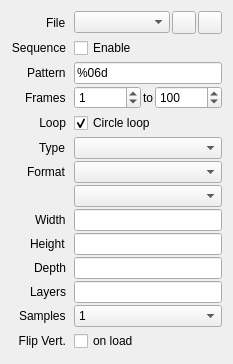
This is src/session/TextureProperties.ui in houmain/gpupad as Qt 5 draws it before an edit. The edited form follows.
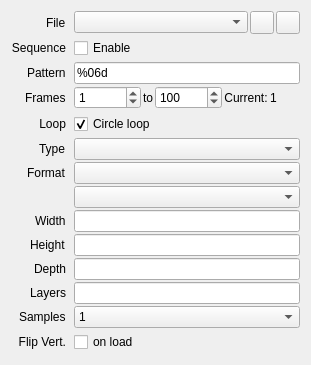
This is the edited form. Icons and pictures are not drawn. Custom widgets are drawn as their Qt base class.

Commit message:
Refactor sequence frame handling and UI updates
Moved sequence frame advancement logic from TextureBase to SynchronizeLogic, ensuring frame state is managed centrally. Updated render sessions to rebuild command queues on manual and steady evaluations. Enhanced TextureProperties UI to display and update the current frame, with new label and live updates on evaluation or model changes. Removed frame advancement from TextureBase::updateSequenceFrame, making it a no-op for compatibility.

Patch:
```diff
--- a/src/session/TextureProperties.ui
+++ b/src/session/TextureProperties.ui
@@ -183,6 +183,32 @@
           </property>
          </widget>
         </item>
+        <item>
+         <widget class="QLabel" name="labelCurrentFrame">
+          <property name="text">
+           <string>Current:</string>
+          </property>
+          <property name="alignment">
+           <set>Qt::AlignmentFlag::AlignCenter</set>
+          </property>
+         </widget>
+        </item>
+        <item>
+         <widget class="QLabel" name="currentFrameLabel">
+          <property name="minimumSize">
+           <size>
+            <width>30</width>
+            <height>24</height>
+           </size>
+          </property>
+          <property name="text">
+           <string>1</string>
+          </property>
+          <property name="alignment">
+           <set>Qt::AlignmentFlag::AlignLeft|Qt::AlignmentFlag::AlignVCenter</set>
+          </property>
+         </widget>
+        </item>
        </layout>
       </widget>
      </item>
```
The commit also changes 7 other files.
